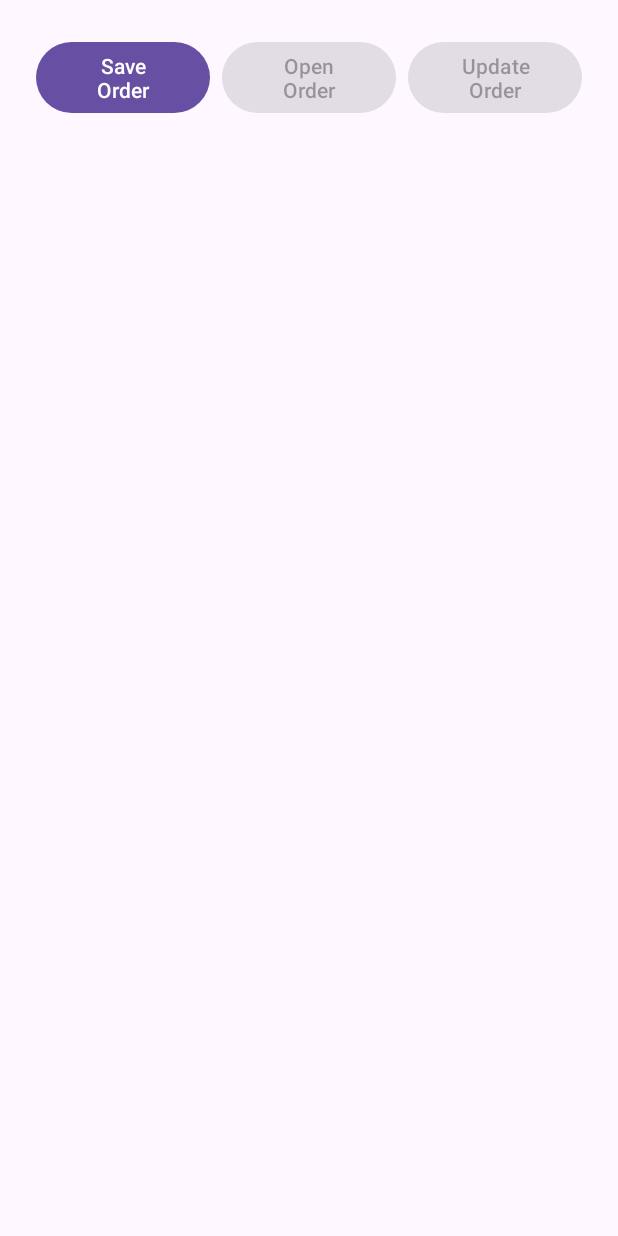
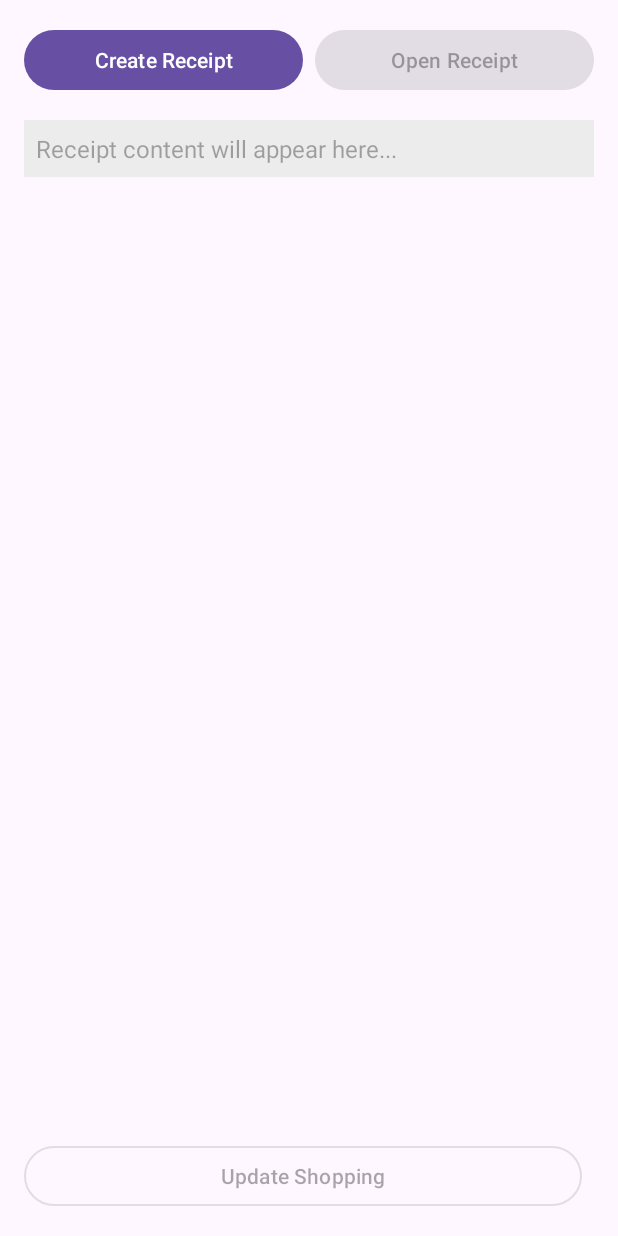
Before and after one commit to 0xNick404/comp3606-group-pratical, an Android app: the OrderConfirmationActivity screen opened directly, with no data from a screen before it, on a phone screen of 412 x 824 dp. Run offline under Robolectric (Android 15) with nearby library versions, the phone set to English and light mode, and no system bars.

Commit message:
update recipt button working as should now

```diff
--- a/app/src/main/AndroidManifest.xml
+++ b/app/src/main/AndroidManifest.xml
@@ -11,7 +11,8 @@
         android:roundIcon="@mipmap/ic_launcher_round"
         android:supportsRtl="true"
         android:theme="@style/Theme.FurnitureOrderingApp">
-        <activity android:name=".OrderConfirmationActivity" />
+        <activity android:name=".OrderConfirmationActivity"
+            android:launchMode="singleTop" />
         <activity
             android:name=".HomepageActivity"
             android:exported="false" />
--- a/app/src/main/java/com/example/furnitureorderingapp/CheckoutActivity.java
+++ b/app/src/main/java/com/example/furnitureorderingapp/CheckoutActivity.java
@@ -56,7 +56,10 @@ public class CheckoutActivity extends AppCompatActivity {
         intent.putExtra("TOTAL", subTotal);
         intent.putStringArrayListExtra("ITEMS", getIntent().getStringArrayListExtra("Items"));
 
+        intent.addFlags(Intent.FLAG_ACTIVITY_REORDER_TO_FRONT);
         startActivity(intent);
+        finish();
+
 
 
     }
--- a/app/src/main/java/com/example/furnitureorderingapp/OrderConfirmationActivity.java
+++ b/app/src/main/java/com/example/furnitureorderingapp/OrderConfirmationActivity.java
@@ -11,11 +11,9 @@ import java.util.ArrayList;
 
 public class OrderConfirmationActivity extends AppCompatActivity {
 
-    // Views
-    private Button btnSaveOrder, btnOpenOrder, btnUpdateOrder;
+    private Button btnCreateReceipt, btnOpenReceipt, btnUpdateShopping, btnUpdateReceipt;
     private TextView tvOrderContent;
 
-    // Data from CheckoutActivity
     private String customerName;
     private String shippingDate;
     private int total;
@@ -26,66 +24,83 @@ public class OrderConfirmationActivity extends AppCompatActivity {
         super.onCreate(savedInstanceState);
         setContentView(R.layout.activity_order_confirmation);
 
-        // --- 1. Find all views from the layout ---
-        btnSaveOrder = findViewById(R.id.btnSaveOrder);
-        btnOpenOrder = findViewById(R.id.btnOpenOrder);
-        btnUpdateOrder = findViewById(R.id.btnUpdateOrder);
+        // --- 1. Find all views ---
+        btnCreateReceipt = findViewById(R.id.btnCreateReceipt);
+        btnOpenReceipt = findViewById(R.id.btnOpenReceipt);
+        btnUpdateShopping = findViewById(R.id.btnUpdateShopping);
+        btnUpdateReceipt = findViewById(R.id.btnUpdateReceipt);
         tvOrderContent = findViewById(R.id.tvOrderContent);
 
-        // --- 2. Get the data passed from CheckoutActivity ---
+        // --- 2. Get the latest data from the Intent ---
         Intent intent = getIntent();
         customerName = intent.getStringExtra("USER_FULL_NAME");
         shippingDate = intent.getStringExtra("SHIP_DATE");
         total = intent.getIntExtra("TOTAL", 0);
         items = intent.getStringArrayListExtra("ITEMS");
 
-        // --- 3. Set the initial state of the screen ---
-        tvOrderContent.setText(""); // Start with blank text view
-        btnOpenOrder.setEnabled(false);   // Disable "Open" until saved
-        btnUpdateOrder.setEnabled(false); // Disable "Update" until saved
-    }
-
-    /**
-     * Called when the "Save Order" button is clicked.
-     */
-    public void onSaveOrderClick(View view) {
-        // Use FileHelper to save the data
-        boolean isSaved = FileHelper.saveOrderReceipt(this, customerName, shippingDate, total, items);
-
-        if (isSaved) {
-            Toast.makeText(this, "order.txt file saved", Toast.LENGTH_LONG).show();
-            // Update the UI state
-            btnSaveOrder.setEnabled(false);   // Disable "Save" because it's done
-            btnOpenOrder.setEnabled(true);    // Enable "Open"
-            btnUpdateOrder.setEnabled(true);  // Enable "Update"
+        // --- 3. THE NEW, SIMPLER LOGIC ---
+        if (Cart.getInstance().hasInitialOrderBeenSaved()) {
+            // --- This is an UPDATE flow ---
+            // The user has returned after shopping.
+            tvOrderContent.setText(FileHelper.readOrder(this)); // Display old receipt
+            btnCreateReceipt.setVisibility(View.GONE); // Hide Create
+            btnUpdateReceipt.setVisibility(View.VISIBLE); // Show Update
+            btnOpenReceipt.setEnabled(true);
+            btnUpdateShopping.setEnabled(true);
         } else {
-            Toast.makeText(this, "Error: Could not save the order.", Toast.LENGTH_LONG).show();
+            // --- This is a NEW ORDER flow ---
+            tvOrderContent.setText(""); // Screen is blank
+            btnCreateReceipt.setVisibility(View.VISIBLE); // Show Create
+            btnUpdateReceipt.setVisibility(View.GONE); // Hide Update
+            btnOpenReceipt.setEnabled(false);
+            btnUpdateShopping.setEnabled(false);
         }
     }
 
-    /**
-     * Called when the "Open Order" button is clicked.
-     */
-    public void onOpenOrderClick(View view) {
-        // Use FileHelper to read the data from the file
-        String fileContent = FileHelper.readOrder(this);
-        // Display the content in the TextView
-        tvOrderContent.setText(fileContent);
+    // This method now handles BOTH creating and updating the file.
+    private void saveOrUpdateFile() {
+        boolean isSaved = FileHelper.saveOrderReceipt(this, customerName, shippingDate, total, items);
+        if (isSaved) {
+            Toast.makeText(this, "order.txt file has been saved/updated!", Toast.LENGTH_LONG).show();
+            // After saving, mark the order as saved in our singleton
+            Cart.getInstance().markOrderAsSaved();
+            // Enable all buttons
+            btnOpenReceipt.setEnabled(true);
+            btnUpdateShopping.setEnabled(true);
+            btnUpdateReceipt.setEnabled(true);
+            btnCreateReceipt.setVisibility(View.GONE); // Always hide Create after a save
+            btnUpdateReceipt.setVisibility(View.VISIBLE); // Always show Update after a save
+        } else {
+            Toast.makeText(this, "Error: Could not save the file.", Toast.LENGTH_LONG).show();
+        }
     }
 
-    /**
-     * Called when the "Update Order" button is clicked.
-     * Navigates the user back to the homepage to modify their cart.
-     */
-    public void onUpdateOrderClick(View view) {
-        Toast.makeText(this, "Returning to shop to update your order...", Toast.LENGTH_SHORT).show();
+    // --- BUTTON CLICK HANDLERS ---
 
+    public void onCreateReceiptClick(View view) {
+        // This is now simpler. It just calls our shared save method.
+        saveOrUpdateFile();
+    }
+
+    public void onUpdateReceiptClick(View view) {
+        // This also calls the exact same method. The data (items, total) is already the new, updated data.
+        saveOrUpdateFile();
+        // As a bonus, immediately show the updated file content
+        onOpenReceiptClick(null);
+    }
+
+    public void onOpenReceiptClick(View view) {
+        String fileContent = FileHelper.readOrder(this);
+        tvOrderContent.setText(fileContent);
+        Toast.makeText(this, "Displaying content from order.txt", Toast.LENGTH_SHORT).show();
+    }
+
+    public void onUpdateShoppingClick(View view) {
+        Toast.makeText(this, "Returning to shop to modify your order...", Toast.LENGTH_SHORT).show();
         Intent intent = new Intent(this, HomepageActivity.class);
-        // Pass the user's name back for the greeting
         intent.putExtra("USER_FULL_NAME", customerName);
-        // Clear the activity stack so the user starts fresh from the homepage
-        intent.addFlags(Intent.FLAG_ACTIVITY_CLEAR_TOP | Intent.FLAG_ACTIVITY_NEW_TASK);
         startActivity(intent);
-        finish(); // Close this confirmation activity
+        // We now FINISH this activity. A new one will be created when we return.
+        finish();
     }
 }
--- a/app/src/main/res/layout/activity_order_confirmation.xml
+++ b/app/src/main/res/layout/activity_order_confirmation.xml
@@ -3,59 +3,83 @@
     xmlns:tools="http://schemas.android.com/tools"
     android:layout_width="match_parent"
     android:layout_height="match_parent"
-    android:padding="24dp"
+    android:padding="16dp"
     tools:context=".OrderConfirmationActivity">
 
-    <!-- Buttons will be grouped at the top -->
+    <!-- Top row of buttons -->
     <LinearLayout
-        android:id="@+id/button_group"
+        android:id="@+id/button_group_top"
         android:layout_width="match_parent"
         android:layout_height="wrap_content"
         android:orientation="horizontal">
 
         <Button
-            android:id="@+id/btnSaveOrder"
+            android:id="@+id/btnCreateReceipt"
             android:layout_width="0dp"
             android:layout_height="wrap_content"
             android:layout_weight="1"
-            android:onClick="onSaveOrderClick"
-            android:text="Save Order"
-            android:layout_marginEnd="4dp"/>
+            android:onClick="onCreateReceiptClick"
+            android:text="Create Receipt"
+            android:layout_marginEnd="8dp"/>
 
         <Button
-            android:id="@+id/btnOpenOrder"
+            android:id="@+id/btnOpenReceipt"
             android:layout_width="0dp"
             android:layout_height="wrap_content"
             android:layout_weight="1"
-            android:onClick="onOpenOrderClick"
-            android:text="Open Order"
-            android:layout_marginStart="4dp"
-            android:layout_marginEnd="4dp"/>
+            android:onClick="onOpenReceiptClick"
+            android:text="Open Receipt" />
+    </LinearLayout>
+
+    <!-- Bottom row of buttons -->
+    <LinearLayout
+        android:id="@+id/button_group_bottom"
+        android:layout_width="match_parent"
+        android:layout_height="wrap_content"
+        android:layout_alignParentBottom="true"
+        android:orientation="horizontal">
 
         <Button
-            android:id="@+id/btnUpdateOrder"
+            android:id="@+id/btnUpdateShopping"
+            style="?attr/materialButtonOutlinedStyle"
             android:layout_width="0dp"
             android:layout_height="wrap_content"
             android:layout_weight="1"
-            android:onClick="onUpdateOrderClick"
-            android:text="Update Order"
-            android:layout_marginStart="4dp"/>
+            android:onClick="onUpdateShoppingClick"
+            android:text="Update Shopping"
+            android:layout_marginEnd="8dp"/>
+
+        <Button
+            android:id="@+id/btnUpdateReceipt"
+            android:layout_width="0dp"
+            android:layout_height="wrap_content"
+            android:layout_weight="1"
+            android:onClick="onUpdateReceiptClick"
+            android:text="Update Receipt"
+            android:visibility="gone"
+            tools:visibility="visible"/>
+
     </LinearLayout>
 
-    <!-- A ScrollView to display the receipt content when opened -->
+
+    <!-- Content Display Area -->
     <ScrollView
         android:layout_width="match_parent"
         android:layout_height="match_parent"
-        android:layout_below="@id/button_group"
-        android:layout_marginTop="24dp">
+        android:layout_below="@id/button_group_top"
+        android:layout_above="@id/button_group_bottom"
+        android:layout_marginTop="16dp"
+        android:layout_marginBottom="16dp">
 
         <TextView
             android:id="@+id/tvOrderContent"
             android:layout_width="match_parent"
             android:layout_height="wrap_content"
+            android:background="#ECECEC"
+            android:padding="8dp"
             android:textSize="16sp"
-            android:lineSpacingExtra="4dp"
-            tools:text="Order content will be displayed here."/>
+            android:hint="Receipt content will appear here..."
+            tools:text="Customer: Rai..." />
     </ScrollView>
 
 </RelativeLayout>
```
Also changed, not shown: app/src/main/java/com/example/furnitureorderingapp/Cart.java (+76 -7 lines), app/src/main/java/com/example/furnitureorderingapp/FileHelper.java (+70 -17 lines), app/src/main/java/com/example/furnitureorderingapp/HomepageActivity.java (+34 -0 lines), app/src/main/res/layout/activity_homepage.xml (+28 -9 lines), app/src/main/res/values/strings.xml (+9 -0 lines).
